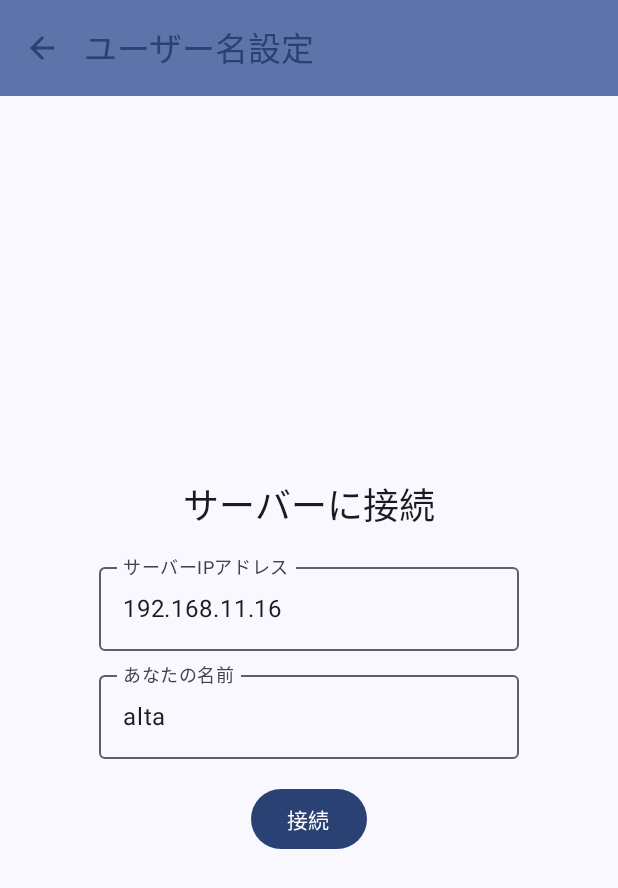
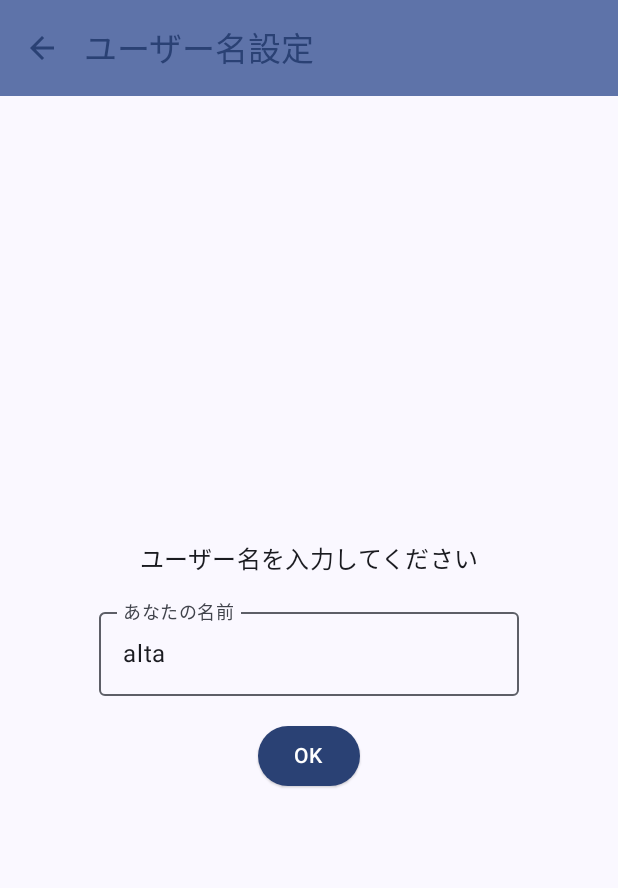
Before and after one commit to alt-a/AndroidChatApp, an Android app built with Jetpack Compose: the screen it shows after launch (MainActivity), on a phone screen of 412 x 824 dp. Shown: the top 888 px of the screen. Run offline under Robolectric (Android 15) with nearby library versions, the phone set to English and light mode, and no system bars.

Commit message:
【ChatAppClient】ユーザー名入力画面 入力フィールドUI変更
キーボード表示時にトップバー・テキストフィールドが隠れないように実装

```diff
--- a/Program/ChatAppClient/app/src/main/java/com/example/chatappclient/ui/screen/login/ClientLoginScreenContent.kt
+++ b/Program/ChatAppClient/app/src/main/java/com/example/chatappclient/ui/screen/login/ClientLoginScreenContent.kt
@@ -5,10 +5,13 @@ import androidx.compose.foundation.layout.Column
 import androidx.compose.foundation.layout.Spacer
 import androidx.compose.foundation.layout.fillMaxSize
 import androidx.compose.foundation.layout.height
+import androidx.compose.foundation.layout.imePadding
 import androidx.compose.foundation.layout.padding
 import androidx.compose.material.icons.Icons
 import androidx.compose.material.icons.filled.ArrowBack
 import androidx.compose.material3.Button
+import androidx.compose.material3.ButtonDefaults
+import androidx.compose.material3.ElevatedButton
 import androidx.compose.material3.ExperimentalMaterial3Api
 import androidx.compose.material3.Icon
 import androidx.compose.material3.IconButton
@@ -41,7 +44,7 @@ fun ClientLoginScreenContent(
     onConnect: (ip: String, name: String) -> Unit
 ) {
     // 画面内で使用する一時的な状態変数
-    var ip by remember { mutableStateOf("192.168.11.16") } // IP入力用
+    var ip by remember { mutableStateOf("192.168.11.17") } // IP入力用
     var name by remember { mutableStateOf("alta") }          // 名前入力用
 
     Scaffold(
@@ -70,20 +73,13 @@ fun ClientLoginScreenContent(
             modifier = Modifier.Companion
                 .fillMaxSize()
                 .padding(paddingValues)
-                .padding(16.dp),
+                .padding(16.dp)
+                .imePadding(),      // ソフトキーボード表示時に押し上げる
             verticalArrangement = Arrangement.Center,
             horizontalAlignment = Alignment.Companion.CenterHorizontally
         ) {
-            Text(text = "サーバーに接続", style = MaterialTheme.typography.headlineSmall)
+            Text(text = "ユーザー名を入力してください", style = MaterialTheme.typography.titleMedium)
             Spacer(modifier = Modifier.Companion.height(16.dp))
-
-            // IPアドレス入力欄
-            OutlinedTextField(
-                value = ip,
-                onValueChange = { ip = it },
-                label = { Text("サーバーIPアドレス") }
-            )
-            Spacer(modifier = Modifier.Companion.height(8.dp))
 
             // 名前入力欄
             OutlinedTextField(
@@ -94,7 +90,7 @@ fun ClientLoginScreenContent(
             Spacer(modifier = Modifier.Companion.height(16.dp))
 
             // 接続ボタン
-            Button(
+            ElevatedButton(
                 onClick = {
                     // ボタンが押されたら...
                     // 1. ViewModelのconnectメソッドを呼ぶ（だけにする）
@@ -102,10 +98,14 @@ fun ClientLoginScreenContent(
                     onConnect(ip, name)
                 },
                 // ★接続中はボタンを押せなくする
-                enabled = (ip.isNotBlank() && name.isNotBlank() && uiState.connectionStatus != "Connecting...")
+                enabled = (ip.isNotBlank() && name.isNotBlank() && uiState.connectionStatus != "Connecting..."),
+                colors = ButtonDefaults.buttonColors(
+                    containerColor = MaterialTheme.colorScheme.primary,
+                    contentColor = MaterialTheme.colorScheme.onPrimary
+                )
             ) {
                 // ★接続状態に応じてボタンの文字を変える
-                Text(text = if (uiState.connectionStatus == "Connecting...") "接続中..." else "接続")
+                Text(text = if (uiState.connectionStatus == "Connecting...") "接続中..." else "OK")
             }
         }
     }
```
